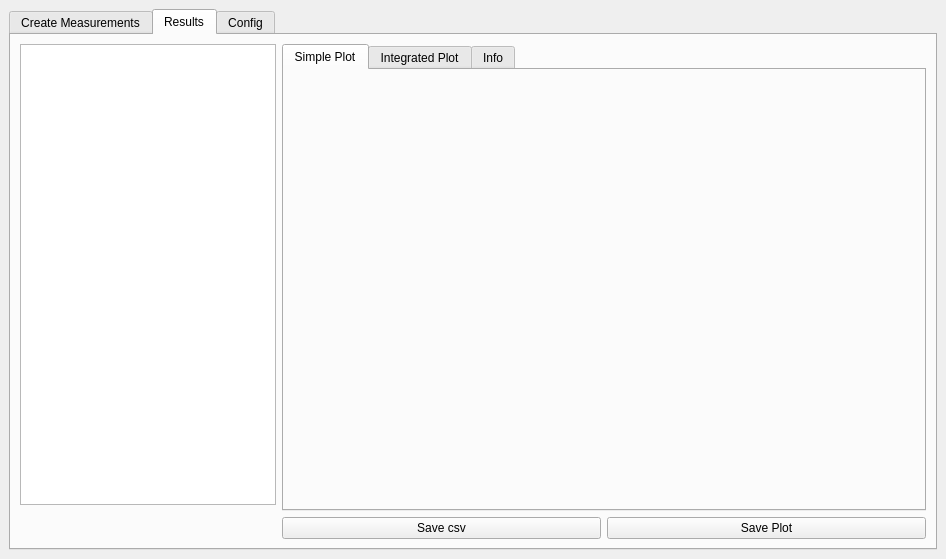
Davidxdydz/VUVControl, file GUI/dependencies/mainWindow.ui: the form before one commit.
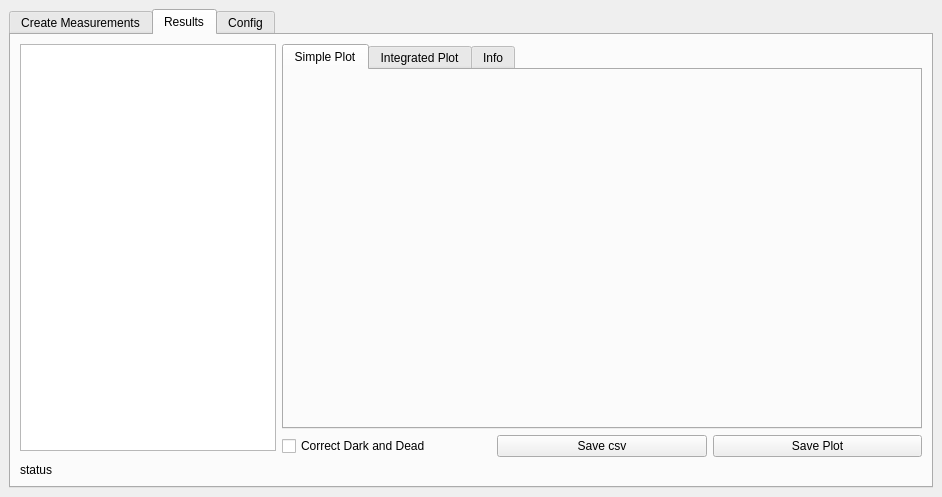
The form after the commit. The open tabs and pages were chosen to show the change.

Commit message: moved debug output to print

The edit to the form file:
```diff
--- a/GUI/dependencies/mainWindow.ui
+++ b/GUI/dependencies/mainWindow.ui
@@ -6,8 +6,8 @@
    <rect>
     <x>0</x>
     <y>0</y>
-    <width>946</width>
-    <height>559</height>
+    <width>942</width>
+    <height>497</height>
    </rect>
   </property>
   <property name="windowTitle">
@@ -425,7 +425,59 @@
        <layout class="QVBoxLayout" name="verticalLayout_6">
         <item>
          <layout class="QGridLayout" name="gridLayout_6">
-          <item row="0" column="2" rowspan="2" colspan="2">
+          <item row="0" column="0">
+           <widget class="QListWidget" name="resultsList">
+            <property name="sizePolicy">
+             <sizepolicy hsizetype="Maximum" vsizetype="Expanding">
+              <horstretch>0</horstretch>
+              <verstretch>0</verstretch>
+             </sizepolicy>
+            </property>
+            <property name="selectionMode">
+             <enum>QAbstractItemView::ExtendedSelection</enum>
+            </property>
+           </widget>
+          </item>
+          <item row="2" column="0" colspan="4">
+           <widget class="QLabel" name="statusLabel">
+            <property name="sizePolicy">
+             <sizepolicy hsizetype="Preferred" vsizetype="Preferred">
+              <horstretch>0</horstretch>
+              <verstretch>0</verstretch>
+             </sizepolicy>
+            </property>
+            <property name="text">
+             <string>status</string>
+            </property>
+           </widget>
+          </item>
+          <item row="0" column="1" rowspan="2" colspan="3">
+           <layout class="QGridLayout" name="gridLayout_14">
+            <item row="1" column="1">
+             <widget class="QPushButton" name="saveMeasurementButton">
+              <property name="text">
+               <string>Save csv</string>
+              </property>
+             </widget>
+            </item>
+            <item row="1" column="2">
+             <widget class="QPushButton" name="savePlotButton">
+              <property name="text">
+               <string>Save Plot</string>
+              </property>
+             </widget>
+            </item>
+            <item row="1" column="0">
+             <widget class="QCheckBox" name="correctCheckBox">
+              <property name="toolTip">
+               <string>&lt;html&gt;&lt;head/&gt;&lt;body&gt;&lt;p&gt;tries corrections and limits integration range to 350-650nm&lt;/p&gt;&lt;p&gt;only in the plot&lt;/p&gt;&lt;/body&gt;&lt;/html&gt;</string>
+              </property>
+              <property name="text">
+               <string>Correct Dark and Dead</string>
+              </property>
+             </widget>
+            </item>
+            <item row="0" column="0" colspan="3">
            <widget class="QTabWidget" name="tabWidget_2">
             <property name="currentIndex">
              <number>0</number>
@@ -496,45 +548,7 @@
             </widget>
            </widget>
           </item>
-          <item row="2" column="3">
-           <widget class="QPushButton" name="savePlotButton">
-            <property name="text">
-             <string>Save Plot</string>
-            </property>
-           </widget>
-          </item>
-          <item row="2" column="2">
-           <widget class="QPushButton" name="saveMeasurementButton">
-            <property name="text">
-             <string>Save csv</string>
-            </property>
-           </widget>
-          </item>
-          <item row="2" column="1">
-           <widget class="QLabel" name="statusLabel">
-            <property name="sizePolicy">
-             <sizepolicy hsizetype="Preferred" vsizetype="Preferred">
-              <horstretch>0</horstretch>
-              <verstretch>0</verstretch>
-             </sizepolicy>
-            </property>
-            <property name="text">
-             <string/>
-            </property>
-           </widget>
-          </item>
-          <item row="0" column="1">
-           <widget class="QListWidget" name="resultsList">
-            <property name="sizePolicy">
-             <sizepolicy hsizetype="Maximum" vsizetype="Expanding">
-              <horstretch>0</horstretch>
-              <verstretch>0</verstretch>
-             </sizepolicy>
-            </property>
-            <property name="selectionMode">
-             <enum>QAbstractItemView::ExtendedSelection</enum>
-            </property>
-           </widget>
+           </layout>
           </item>
          </layout>
         </item>
```
Left out of the diff: 372 changed lines with no effect on the pictures. Lines whose indentation alone changed are shown as unchanged. The commit also changes 2 other files.
